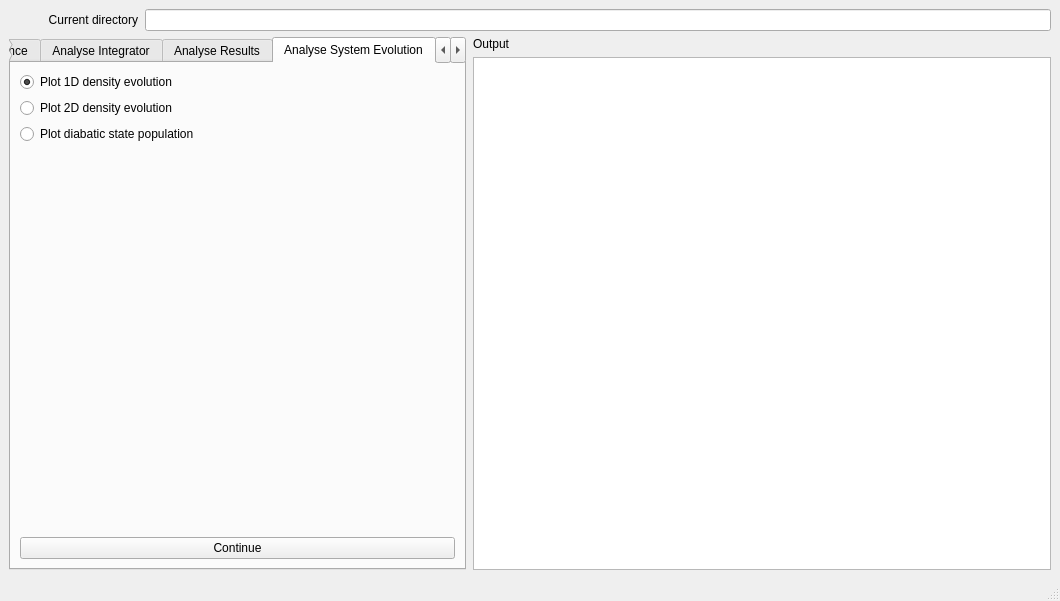
The window that source/analyse/gui_files/gui_analysis/ui_analysis.ui (wenzhaojia2000/msc-trajectory-analysis) describes before a commit, drawn with Qt 5.
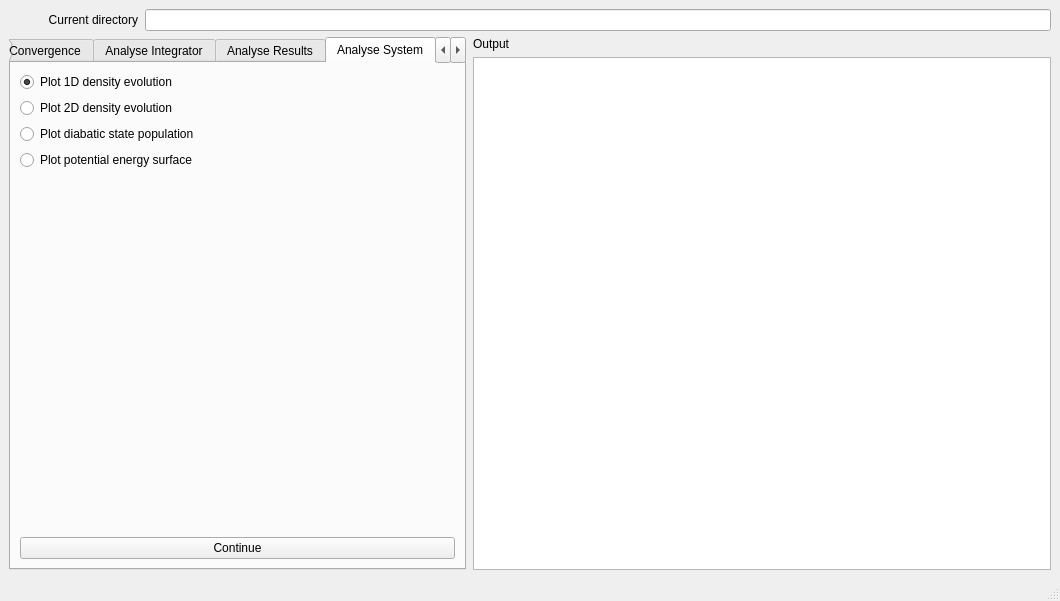
The same window after the commit. The open tabs and pages were chosen to show the change.

Commit message: Merge system evolution and potential energy surface tabs

What changed in the file:
```diff
--- a/source/analyse/gui_files/gui_analysis/ui_analysis.ui
+++ b/source/analyse/gui_files/gui_analysis/ui_analysis.ui
@@ -358,11 +358,11 @@
         </widget>
         <widget class="QWidget" name="analevol_tab">
          <attribute name="title">
-          <string>Analyse System Evolution</string>
+          <string>Analyse System</string>
          </attribute>
          <layout class="QVBoxLayout" name="verticalLayout_4">
           <item>
-           <layout class="QVBoxLayout" name="analevol_layout" stretch="0,0,0">
+           <layout class="QVBoxLayout" name="analsys_layout" stretch="0,0,0,0">
             <item>
              <widget class="QRadioButton" name="analevol_1">
               <property name="text">
@@ -387,51 +387,17 @@
               </property>
              </widget>
             </item>
-           </layout>
-          </item>
-          <item>
-           <spacer name="analevol_vspacer">
-            <property name="orientation">
-             <enum>Qt::Vertical</enum>
-            </property>
-            <property name="sizeHint" stdset="0">
-             <size>
-              <width>20</width>
-              <height>40</height>
-             </size>
-            </property>
-           </spacer>
-          </item>
-          <item>
-           <widget class="QPushButton" name="analevol_push">
-            <property name="text">
-             <string>Continue</string>
-            </property>
-           </widget>
-          </item>
-         </layout>
-        </widget>
-        <widget class="QWidget" name="analpes_tab">
-         <attribute name="title">
-          <string>Analyse Potential Surface</string>
-         </attribute>
-         <layout class="QVBoxLayout" name="verticalLayout_6">
-          <item>
-           <layout class="QVBoxLayout" name="analpes_layout">
             <item>
-             <widget class="QRadioButton" name="analpes_1">
+             <widget class="QRadioButton" name="analsys_4">
               <property name="text">
                <string>Plot potential energy surface</string>
               </property>
-              <property name="checked">
-               <bool>true</bool>
-              </property>
              </widget>
             </item>
            </layout>
           </item>
           <item>
-           <spacer name="analpes_vspacer">
+           <spacer name="analsys_vspacer">
             <property name="orientation">
              <enum>Qt::Vertical</enum>
             </property>
```
Left out of the diff: 34 changed lines with no effect on the pictures. The commit also changes 1 other file.
